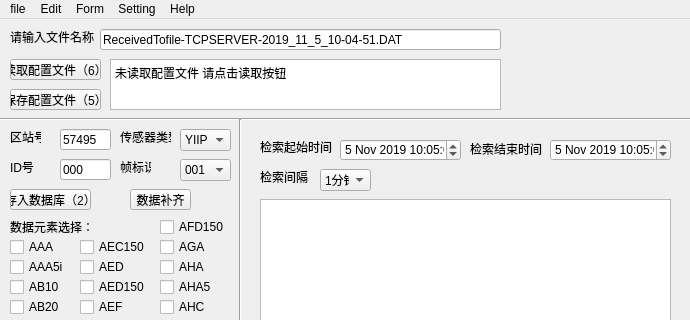
Gzk738/HUAYUN-visualization, file untitled.ui: the form before one commit; both pictures show x 0 to 690 and y 0 to 320 of the 690 by 546 pixel window.
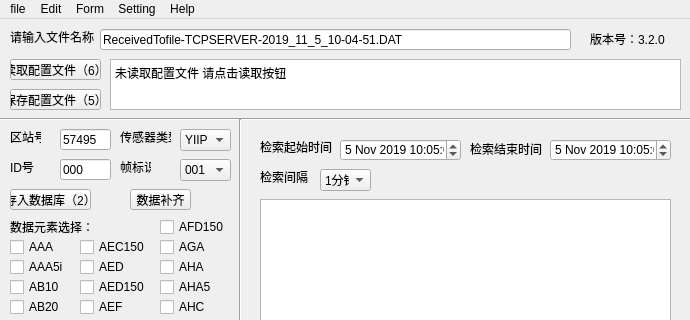
The form after the commit.

Commit message: 界面改一下

What changed in the file:
```diff
--- a/untitled.ui
+++ b/untitled.ui
@@ -175,7 +175,7 @@
      <rect>
       <x>100</x>
       <y>10</y>
-      <width>401</width>
+      <width>471</width>
       <height>21</height>
      </rect>
     </property>
@@ -318,7 +318,7 @@
      <rect>
       <x>110</x>
       <y>40</y>
-      <width>391</width>
+      <width>571</width>
       <height>51</height>
      </rect>
     </property>
@@ -993,6 +993,19 @@
      <string>AFB</string>
     </property>
    </widget>
+   <widget class="QLabel" name="label_11">
+    <property name="geometry">
+     <rect>
+      <x>590</x>
+      <y>10</y>
+      <width>81</width>
+      <height>20</height>
+     </rect>
+    </property>
+    <property name="text">
+     <string>版本号：3.2.0</string>
+    </property>
+   </widget>
   </widget>
   <widget class="QMenuBar" name="menubar">
    <property name="geometry">
```
Left out of the diff: 2 changed lines with no effect on the pictures. The commit also changes 2 other files.
